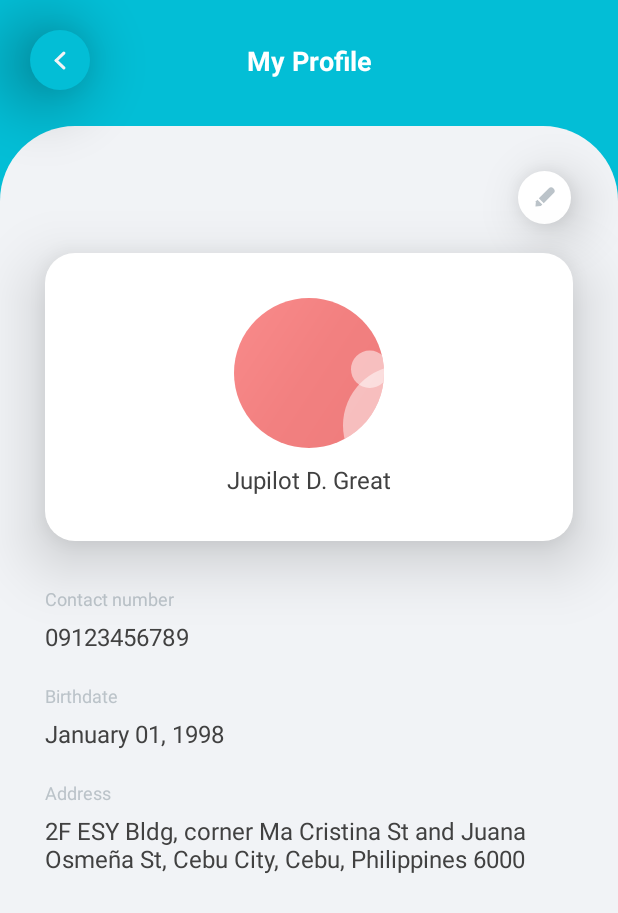
After one commit to jaimejazarenoiii/kwartracker-android, an Android app: the fragment MyProfileFragment shown on its own in the app's theme, on a phone screen of 412 x 824 dp. The commit adds this screen. Shown: the top 913 px of the screen. Run offline under Robolectric (Android 15) with nearby library versions, the phone set to English and light mode, and no system bars; our stand-ins replace CircleImageView.

Commit message:
- Created MyProfileFragment - Created profile ui - Added profile strings to strings.xml

```diff
--- /dev/null
+++ b/app/src/main/java/com/kwartracker/android/profile/ui/MyProfileFragment.kt
@@ -0,0 +1,19 @@
+package com.kwartracker.android.profile.ui
+
+import android.os.Bundle
+import androidx.fragment.app.Fragment
+import android.view.LayoutInflater
+import android.view.View
+import android.view.ViewGroup
+import com.kwartracker.android.R
+
+class MyProfileFragment : Fragment() {
+
+    override fun onCreateView(
+        inflater: LayoutInflater, container: ViewGroup?,
+        savedInstanceState: Bundle?
+    ): View? {
+        // Inflate the layout for this fragment
+        return inflater.inflate(R.layout.fragment_my_profile, container, false)
+    }
+}
--- /dev/null
+++ b/app/src/main/res/layout/fragment_my_profile.xml
@@ -0,0 +1,218 @@
+<?xml version="1.0" encoding="utf-8"?>
+<androidx.constraintlayout.widget.ConstraintLayout xmlns:android="http://schemas.android.com/apk/res/android"
+    xmlns:app="http://schemas.android.com/apk/res-auto"
+    xmlns:tools="http://schemas.android.com/tools"
+    android:layout_width="match_parent"
+    android:layout_height="match_parent"
+    android:orientation="vertical"
+    android:background="@color/app_color"
+    tools:context=".profile.ui.MyProfileFragment" >
+
+    <androidx.appcompat.widget.AppCompatImageButton
+        android:id="@+id/btn_back"
+        android:layout_width="40dp"
+        android:layout_height="40dp"
+        android:layout_marginStart="20dp"
+        android:layout_marginTop="20dp"
+        android:background="@drawable/round_bg_ripple_blue"
+        android:clickable="true"
+        android:elevation="30dp"
+        android:focusable="true"
+        android:padding="12dp"
+        android:src="@drawable/ic_btn_back"
+        app:layout_constraintStart_toStartOf="parent"
+        app:layout_constraintTop_toTopOf="parent" />
+
+    <TextView
+        android:id="@+id/tv_title"
+        android:layout_width="0dp"
+        android:layout_height="wrap_content"
+        android:layout_marginStart="10dp"
+        android:layout_marginEnd="10dp"
+        android:ellipsize="end"
+        android:gravity="center"
+        android:singleLine="true"
+        android:text="@string/lbl_profile"
+        android:textColor="@color/white"
+        android:textSize="18sp"
+        android:textStyle="bold"
+        app:layout_constraintBottom_toBottomOf="@+id/btn_back"
+        app:layout_constraintEnd_toStartOf="@+id/btn_add"
+        app:layout_constraintHorizontal_bias="0.5"
+        app:layout_constraintStart_toEndOf="@+id/btn_back"
+        app:layout_constraintTop_toTopOf="@+id/btn_back" />
+
+    <androidx.appcompat.widget.AppCompatImageButton
+        android:id="@+id/btn_add"
+        android:layout_width="40dp"
+        android:layout_height="40dp"
+        android:layout_marginTop="20dp"
+        android:layout_marginEnd="20dp"
+        android:background="@drawable/round_bg_ripple_white"
+        android:clickable="true"
+        android:elevation="30dp"
+        android:focusable="true"
+        android:padding="12dp"
+        android:visibility="invisible"
+        android:src="@drawable/ic_btn_plus"
+        app:layout_constraintEnd_toEndOf="parent"
+        app:layout_constraintHorizontal_bias="0.5"
+        app:layout_constraintStart_toEndOf="@+id/tv_title"
+        app:layout_constraintTop_toTopOf="parent" />
+
+    <androidx.core.widget.NestedScrollView
+        android:id="@+id/nsv_contents"
+        android:layout_width="match_parent"
+        android:layout_height="0dp"
+        android:layout_marginTop="24dp"
+        android:background="@drawable/bg_white_round_top"
+        android:descendantFocusability="blocksDescendants"
+        app:layout_constraintBottom_toBottomOf="parent"
+        app:layout_constraintEnd_toEndOf="parent"
+        app:layout_constraintStart_toStartOf="parent"
+        app:layout_constraintTop_toBottomOf="@id/btn_back">
+
+        <androidx.constraintlayout.widget.ConstraintLayout
+            android:id="@+id/cl_profile"
+            android:layout_width="match_parent"
+            android:layout_height="wrap_content">
+
+            <androidx.appcompat.widget.AppCompatImageButton
+                android:id="@+id/iv_edit_profile"
+                android:layout_width="35dp"
+                android:layout_height="35dp"
+                android:layout_marginTop="30dp"
+                android:layout_marginEnd="31dp"
+                android:background="@drawable/round_bg_ripple_white"
+                android:clickable="true"
+                android:elevation="20dp"
+                android:focusable="true"
+                android:padding="8dp"
+                android:src="@drawable/ic_pencil"
+                app:layout_constraintEnd_toEndOf="parent"
+                app:layout_constraintTop_toTopOf="parent" />
+
+            <androidx.constraintlayout.widget.ConstraintLayout
+                android:id="@+id/cl_photo"
+                android:layout_width="0dp"
+                android:layout_height="wrap_content"
+                android:layout_marginStart="30dp"
+                android:layout_marginTop="19dp"
+                android:layout_marginEnd="30dp"
+                android:background="@drawable/edittext_bg_round_corner"
+                android:elevation="25dp"
+                app:layout_constraintEnd_toEndOf="parent"
+                app:layout_constraintStart_toStartOf="parent"
+                app:layout_constraintTop_toBottomOf="@id/iv_edit_profile">
+
+                <de.hdodenhof.circleimageview.CircleImageView
+                    android:id="@+id/civ_photo"
+                    android:layout_width="100dp"
+                    android:layout_height="100dp"
+                    android:layout_marginTop="30dp"
+                    app:layout_constraintEnd_toEndOf="parent"
+                    app:layout_constraintStart_toStartOf="parent"
+                    app:layout_constraintTop_toTopOf="@id/cl_photo"
+                    android:src="@drawable/wallet_bg_red"/>
+
+                <TextView
+                    android:id="@+id/tv_name"
+                    android:layout_width="wrap_content"
+                    android:layout_height="wrap_content"
+                    android:layout_marginTop="10dp"
+                    android:layout_marginBottom="30dp"
+                    android:text="@string/lbl_sample_name"
+                    android:textColor="@color/dark_gray"
+                    android:textSize="16sp"
+                    app:layout_constraintBottom_toBottomOf="@id/cl_photo"
+                    app:layout_constraintEnd_toEndOf="@id/cl_photo"
+                    app:layout_constraintStart_toStartOf="@id/cl_photo"
+                    app:layout_constraintTop_toBottomOf="@id/civ_photo" />
+
+            </androidx.constraintlayout.widget.ConstraintLayout>
+
+            <TextView
+                android:id="@+id/tv_contact_number_label"
+                android:layout_width="wrap_content"
+                android:layout_height="wrap_content"
+                android:layout_marginStart="30dp"
+                android:layout_marginTop="30dp"
+                android:text="@string/lbl_contact_number"
+                android:textColor="@color/gray"
+                android:textSize="12sp"
+                app:layout_constraintEnd_toEndOf="parent"
+                app:layout_constraintHorizontal_bias="0.0"
+                app:layout_constraintStart_toStartOf="parent"
+                app:layout_constraintTop_toBottomOf="@id/cl_photo" />
+
+            <TextView
+                android:id="@+id/tv_contact_number"
+                android:layout_width="wrap_content"
+                android:layout_height="wrap_content"
+                android:layout_marginTop="6dp"
+                android:text="@string/lbl_sample_number"
+                android:textColor="@color/dark_gray"
+                android:textSize="16sp"
+                app:layout_constraintEnd_toEndOf="parent"
+                app:layout_constraintHorizontal_bias="0.0"
+                app:layout_constraintStart_toStartOf="@id/tv_contact_number_label"
+                app:layout_constraintTop_toBottomOf="@id/tv_contact_number_label" />
+
+            <TextView
+                android:id="@+id/tv_birthdate_label"
+                android:layout_width="wrap_content"
+                android:layout_height="wrap_content"
+                android:layout_marginStart="30dp"
+                android:layout_marginTop="20dp"
+                android:text="@string/lb_birthdate"
+                android:textColor="@color/gray"
+                android:textSize="12sp"
+                app:layout_constraintEnd_toEndOf="parent"
+                app:layout_constraintHorizontal_bias="0.0"
+                app:layout_constraintStart_toStartOf="parent"
+                app:layout_constraintTop_toBottomOf="@id/tv_contact_number" />
+
+            <TextView
+                android:id="@+id/tv_birthdate"
+                android:layout_width="wrap_content"
+                android:layout_height="wrap_content"
+                android:layout_marginTop="6dp"
+                android:text="@string/lbl_sample_birthdate"
+                android:textColor="@color/dark_gray"
+                android:textSize="16sp"
+                app:layout_constraintEnd_toEndOf="parent"
+                app:layout_constraintHorizontal_bias="0.0"
+                app:layout_constraintStart_toStartOf="@id/tv_birthdate_label"
+                app:layout_constraintTop_toBottomOf="@id/tv_birthdate_label" />
+
+            <TextView
+                android:id="@+id/tv_address_label"
+                android:layout_width="wrap_content"
+                android:layout_height="wrap_content"
+                android:layout_marginStart="30dp"
+                android:layout_marginTop="20dp"
+                android:text="@string/lbl_address"
+                android:textColor="@color/gray"
+                android:textSize="12sp"
+                app:layout_constraintEnd_toEndOf="parent"
+                app:layout_constraintHorizontal_bias="0.0"
+                app:layout_constraintStart_toStartOf="parent"
+                app:layout_constraintTop_toBottomOf="@id/tv_birthdate" />
+
+            <TextView
+                android:id="@+id/tv_address"
+                android:layout_width="0dp"
+                android:layout_height="wrap_content"
+                android:layout_marginTop="6dp"
+                android:layout_marginEnd="30dp"
+                android:text="@string/lbl_sample_address"
+                android:textColor="@color/dark_gray"
+                android:textSize="16sp"
+                app:layout_constraintEnd_toEndOf="parent"
+                app:layout_constraintHorizontal_bias="0.0"
+                app:layout_constraintStart_toStartOf="@id/tv_address_label"
+                app:layout_constraintTop_toBottomOf="@id/tv_address_label" />
+
+        </androidx.constraintlayout.widget.ConstraintLayout>
+    </androidx.core.widget.NestedScrollView>
+</androidx.constraintlayout.widget.ConstraintLayout>
--- a/app/src/main/res/values/strings.xml
+++ b/app/src/main/res/values/strings.xml
@@ -33,5 +33,17 @@
     <string name="title_target_amount">to target amount</string>
     <string name="title_target_date">to target date</string>
 
+    // Profile
+    <string name="lbl_profile">My Profile</string>
+    <string name="lbl_sample_name">Jupilot D. Great</string>
+    <string name="lbl_contact_number">Contact number</string>
+    <string name="lb_birthdate">Birthdate</string>
+    <string name="lbl_address">Address</string>
+    <string name="lbl_sample_number">09123456789</string>
+    <string name="lbl_sample_birthdate">January 01, 1998</string>
+    <string name="lbl_sample_address">2F ESY Bldg, corner Ma Cristina St and Juana Osmeña St, Cebu City, Cebu, Philippines 6000</string>
+    <string name="lbl_change_photo">Change photo</string>
+
+
 
 </resources>
```
